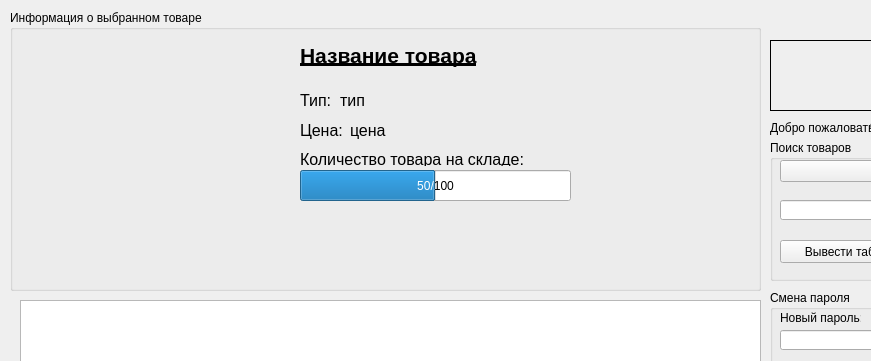
Above: database.ui from Gaben38/Cursach before the change; both pictures show x 0 to 871 and y 0 to 361 of the 1014 by 597 pixel window. Below: the same form after it.
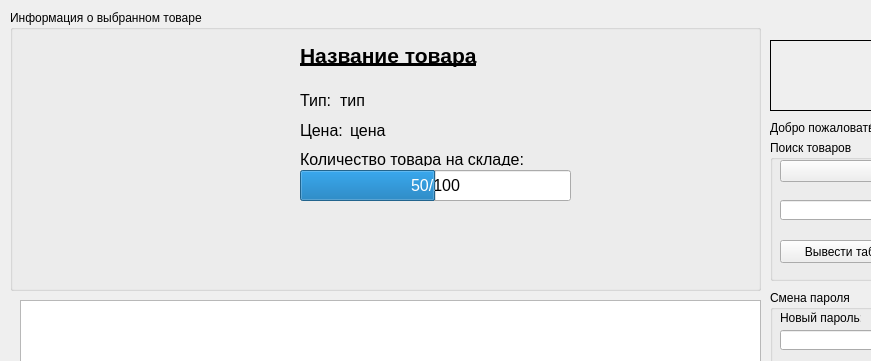
That is the form after the change.

Commit message: Added ikea db element info

What changed in the file:
```diff
--- a/database.ui
+++ b/database.ui
@@ -302,7 +302,7 @@
      <rect>
       <x>20</x>
       <y>30</y>
-      <width>231</width>
+      <width>241</width>
       <height>241</height>
      </rect>
     </property>
@@ -318,10 +318,19 @@
      <rect>
       <x>290</x>
       <y>30</y>
-      <width>201</width>
+      <width>431</width>
       <height>31</height>
      </rect>
     </property>
+    <property name="font">
+     <font>
+      <family>MS Shell Dlg 2</family>
+      <pointsize>16</pointsize>
+      <weight>75</weight>
+      <bold>true</bold>
+      <underline>true</underline>
+     </font>
+    </property>
     <property name="frameShape">
      <enum>QFrame::NoFrame</enum>
     </property>
@@ -333,7 +342,7 @@
 &lt;p style=&quot; margin-top:12px; margin-bottom:12px; margin-left:0px; margin-right:0px; -qt-block-indent:0; text-indent:0px;&quot;&gt;&lt;span style=&quot; font-size:16pt; font-weight:600; text-decoration: underline;&quot;&gt;Название товара&lt;/span&gt;&lt;/p&gt;&lt;/body&gt;&lt;/html&gt;</string>
     </property>
     <property name="textFormat">
-     <enum>Qt::RichText</enum>
+     <enum>Qt::AutoText</enum>
     </property>
    </widget>
    <widget class="QLabel" name="elemTypeDescLabel">
@@ -354,10 +363,15 @@
      <rect>
       <x>330</x>
       <y>80</y>
-      <width>91</width>
+      <width>401</width>
       <height>21</height>
      </rect>
     </property>
+    <property name="font">
+     <font>
+      <pointsize>12</pointsize>
+     </font>
+    </property>
     <property name="text">
      <string>&lt;html&gt;&lt;head/&gt;&lt;body&gt;&lt;p&gt;&lt;span style=&quot; font-size:12pt;&quot;&gt;тип&lt;/span&gt;&lt;/p&gt;&lt;/body&gt;&lt;/html&gt;</string>
     </property>
@@ -403,6 +417,11 @@
       <height>31</height>
      </rect>
     </property>
+    <property name="font">
+     <font>
+      <pointsize>12</pointsize>
+     </font>
+    </property>
     <property name="value">
      <number>50</number>
     </property>
```
Left out of the diff: 15 changed lines with no effect on the pictures. The commit also changes 2 other files.
